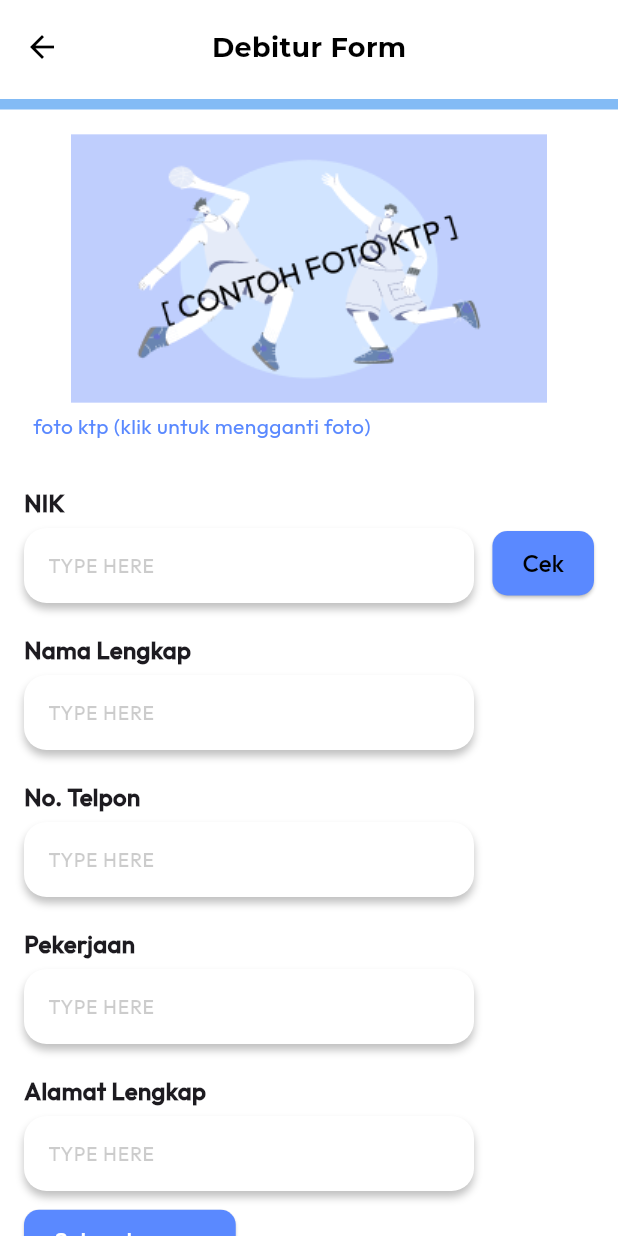
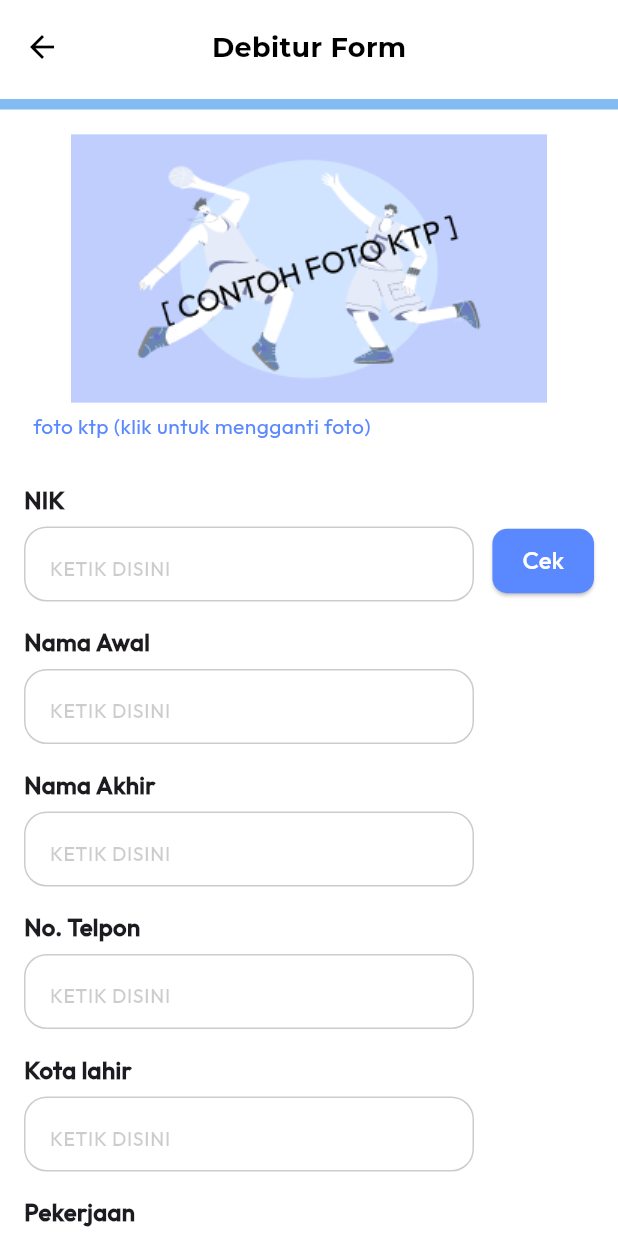
Before and after one commit to ITDEVKSPUK/loan-application-, a Flutter app: the InputData screen opened by its route, on a phone screen of 412 x 824 dp. Run offline on Flutter 3.47's test engine with Material 3 defaults, Android fonts, the phone set to English and light mode, and no system bars; our stand-ins replace camera, cookie_jar, curved_labeled_navigation_bar, dio, dio_cookie_manager, flutter_multi_formatter and 3 more; missing offline and left inert: encrypt; accounts and stored records are empty; statements that could not run were skipped.

Commit message:
FIx [BRI] : Refactor InputDataController and update UI for user data input fields

```diff
--- a/lib/views/inputuserdata/inputdata.dart
+++ b/lib/views/inputuserdata/inputdata.dart
@@ -1,4 +1,5 @@
 import 'package:flutter/material.dart';
+import 'package:flutter/services.dart';
 import 'package:get/get.dart';
 import 'package:loan_application/core/theme/color.dart';
 import 'package:loan_application/utils/routes/my_app_route.dart';
@@ -6,7 +7,7 @@ import 'package:loan_application/views/inputuserdata/formcontroller.dart';
 import 'package:loan_application/views/inputuserdata/overlayalamat.dart';
 import 'package:loan_application/views/inputuserdata/showImageSourcePicker.dart';
 import 'package:loan_application/widgets/custom_appbar.dart';
-import 'package:loan_application/widgets/textfield_form.dart';
+import 'package:loan_application/widgets/InputUserData/textfield_form.dart';
 
 class InputData extends StatelessWidget {
   final controller = Get.put(InputDataController());
@@ -71,7 +72,6 @@ class InputData extends StatelessWidget {
               ),
             ),
 
-            // NIK dan tombol Cek
             Row(
               crossAxisAlignment: CrossAxisAlignment.center,
               children: [
@@ -79,6 +79,8 @@ class InputData extends StatelessWidget {
                   child: TextfieldForm(
                     label: 'NIK',
                     controller: controller.nikController,
+                    keyboardType: TextInputType.number,
+                    inputFormatters: [FilteringTextInputFormatter.digitsOnly],
                   ),
                 ),
                 SizedBox(width: 10),
@@ -99,7 +101,7 @@ class InputData extends StatelessWidget {
                         'Cek',
                         style: TextStyle(
                           fontSize: 16,
-                          color: AppColors.black,
+                          color: AppColors.pureWhite,
                           fontFamily: 'Outfit',
                         ),
                       ),
@@ -108,18 +110,29 @@ class InputData extends StatelessWidget {
                 ),
               ],
             ),
-
             TextfieldForm(
-                label: 'Nama Lengkap', controller: controller.namaController),
+                label: 'Nama Awal', controller: controller.namaAwalController),
             TextfieldForm(
-                label: 'No. Telpon', controller: controller.telpController),
+                label: 'Nama Akhir',
+                controller: controller.namaAkhirController),
+            TextfieldForm(
+              label: 'No. Telpon',
+              controller: controller.telpController,
+              keyboardType: TextInputType.phone,
+              inputFormatters: [
+                FilteringTextInputFormatter.allow(RegExp(r'[+\d\s]')),
+              ],
+            ),
+            TextfieldForm(
+                label: 'Kota lahir', controller: controller.kotaAsalController),
             TextfieldForm(
                 label: 'Pekerjaan', controller: controller.pekerjaanController),
             TextfieldForm(
+                label: 'Nama Pasangan',
+                controller: controller.namaPasanganController),
+            TextfieldForm(
                 label: 'Alamat Lengkap',
                 controller: controller.alamatController),
-
-            // Tombol Selengkapnya
             ElevatedButton(
               onPressed: () => showLocationBottomSheet(
                   context, (value) => controller.alamatController.text = value),
@@ -139,31 +152,28 @@ class InputData extends StatelessWidget {
               ),
             ),
             SizedBox(height: 20),
-
-            // Tombol Next di pojok kanan bawah dari area scroll
             Align(
               alignment: Alignment.centerRight,
               child: ElevatedButton(
-                onPressed: () => Get.toNamed(
-                    MyAppRoutes.formAgunan), // ganti sesuai route kamu
+                onPressed: () => Get.toNamed(MyAppRoutes.formAgunan),
                 style: ElevatedButton.styleFrom(
-                  backgroundColor: AppColors.primary,
+                  backgroundColor: AppColors.casualbutton1,
                   padding: EdgeInsets.symmetric(horizontal: 24, vertical: 12),
                   shape: RoundedRectangleBorder(
                     borderRadius: BorderRadius.circular(10),
                   ),
                 ),
                 child: Text(
-                  'Next',
+                  'Selanjutnya',
                   style: TextStyle(
                     fontSize: 16,
-                    color: AppColors.black,
+                    color: AppColors.pureWhite,
                     fontFamily: 'Outfit',
                   ),
                 ),
               ),
             ),
-            SizedBox(height: 30), // biar ga mepet banget ke bawah
+            SizedBox(height: 30),
           ],
         ),
       ),
--- a/lib/views/inputuserdata/lampiran_agunan.dart
+++ b/lib/views/inputuserdata/lampiran_agunan.dart
@@ -9,7 +9,7 @@ import 'package:loan_application/views/inputuserdata/form_agunan_controller.dart
 import 'package:loan_application/widgets/InputUserData/financial_form_section.dart';
 import 'package:loan_application/widgets/InputUserData/upload_agunan.dart';
 import 'package:loan_application/widgets/InputUserData/upload_document.dart';
-import 'package:loan_application/widgets/textfield_form.dart';
+import 'package:loan_application/widgets/InputUserData/textfield_form.dart';
 
 class FullCreditFormPage extends StatefulWidget {
   const FullCreditFormPage({super.key});
--- a/lib/widgets/textfield_form.dart
+++ b/lib/widgets/InputUserData/textfield_form.dart
@@ -1,5 +1,6 @@
 import 'package:flutter/material.dart';
 import 'package:flutter/services.dart';
+import 'package:loan_application/core/theme/color.dart';
 
 class TextfieldForm extends StatefulWidget {
   final String label;
@@ -8,16 +9,17 @@ class TextfieldForm extends StatefulWidget {
   final String hintText;
   final TextEditingController controller;
   final TextInputType? keyboardType;
-  final TextInputFormatter? inputFormatter;
+  final List<TextInputFormatter>? inputFormatters;
 
   const TextfieldForm({
-
     super.key,
     required this.label,
     required this.controller,
     this.width = 300,
     this.height = 50,
-    this.hintText = 'TYPE HERE', this.keyboardType, this.inputFormatter,
+    this.hintText = 'KETIK DISINI',
+    this.keyboardType,
+    this.inputFormatters,
   });
 
   @override
@@ -28,48 +30,44 @@ class _TextfieldFormState extends State<TextfieldForm> {
   @override
   Widget build(BuildContext context) {
     return Padding(
-      padding: EdgeInsets.symmetric(vertical: 10.0),
+      padding: const EdgeInsets.symmetric(vertical: 8.0),
       child: Column(
         crossAxisAlignment: CrossAxisAlignment.start,
         children: [
           Text(
             widget.label,
-            style: TextStyle(
+            style: const TextStyle(
               fontSize: 16,
               fontWeight: FontWeight.bold,
               fontFamily: 'Outfit',
             ),
           ),
-          SizedBox(height: 5),
+          const SizedBox(height: 6),
           Container(
             width: widget.width,
             height: widget.height,
             decoration: BoxDecoration(
-              color: Colors.white,
+              color: AppColors.pureWhite.withOpacity(0.05),
+              border: Border.all(color: AppColors.black.withOpacity(0.2)),
               borderRadius: BorderRadius.circular(15),
-              boxShadow: [
-                BoxShadow(
-                  color: Color(0x3F000000),
-                  blurRadius: 4,
-                  offset: Offset(0, 4),
-                ),
-              ],
             ),
             child: Padding(
-              padding: EdgeInsets.symmetric(horizontal: 16.0),
+              padding: const EdgeInsets.symmetric(horizontal: 16.0),
               child: TextField(
-                inputFormatters: widget.inputFormatter != null ? [widget.inputFormatter!] : [],
+                controller: widget.controller,
                 keyboardType: widget.keyboardType,
-                controller: widget.controller,
+                inputFormatters: widget.inputFormatters ?? [],
                 decoration: InputDecoration(
                   border: InputBorder.none,
                   hintText: widget.hintText,
                   hintStyle: TextStyle(
-                    color: Colors.black.withOpacity(0.2),
+                    color: AppColors.black.withOpacity(0.2),
                     fontSize: 13,
                     fontFamily: 'Outfit',
                     fontWeight: FontWeight.w500,
                   ),
+                  contentPadding: const EdgeInsets.symmetric(
+                      vertical: 14),
                 ),
               ),
             ),
```
Also changed, not shown: lib/views/inputuserdata/formcontroller.dart (+23 -9 lines), lib/views/inputuserdata/overlayalamat.dart (+55 -49 lines), lib/widgets/InputUserData/financial_form_section.dart (+12 -7 lines).
